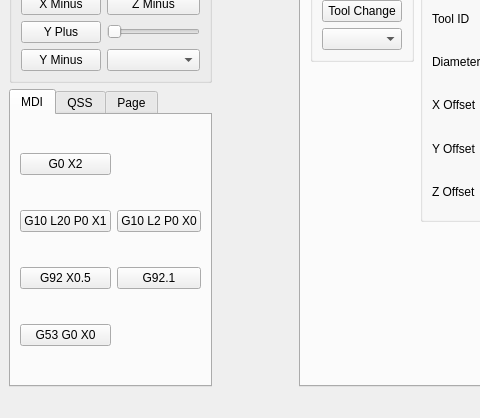
This is examples/testgui/test.ui in jethornton/flexgui as Qt 5 draws it before an edit; both pictures show x 0 to 480 and y 348 to 766 of the 869 by 766 pixel window. The edited form follows.
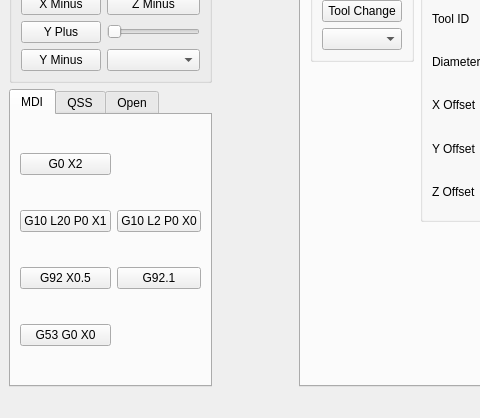
This is the edited form.

The edit to the form file:
```diff
--- a/examples/testgui/test.ui
+++ b/examples/testgui/test.ui
@@ -1304,7 +1304,7 @@
       </widget>
       <widget class="QWidget" name="tab_6">
        <attribute name="title">
-        <string>Page</string>
+        <string>Open</string>
        </attribute>
        <layout class="QGridLayout" name="gridLayout_14">
         <item row="1" column="0">
```
